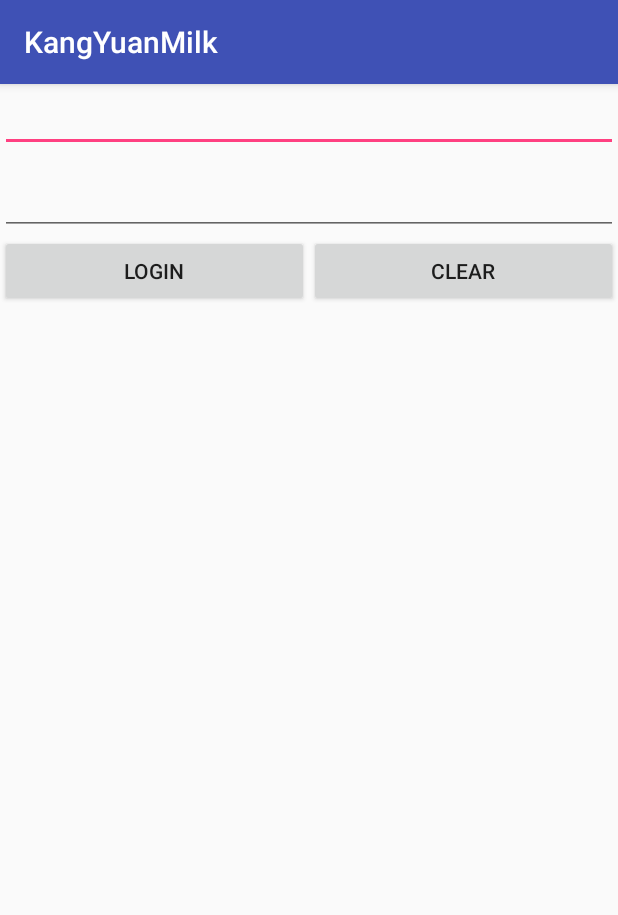
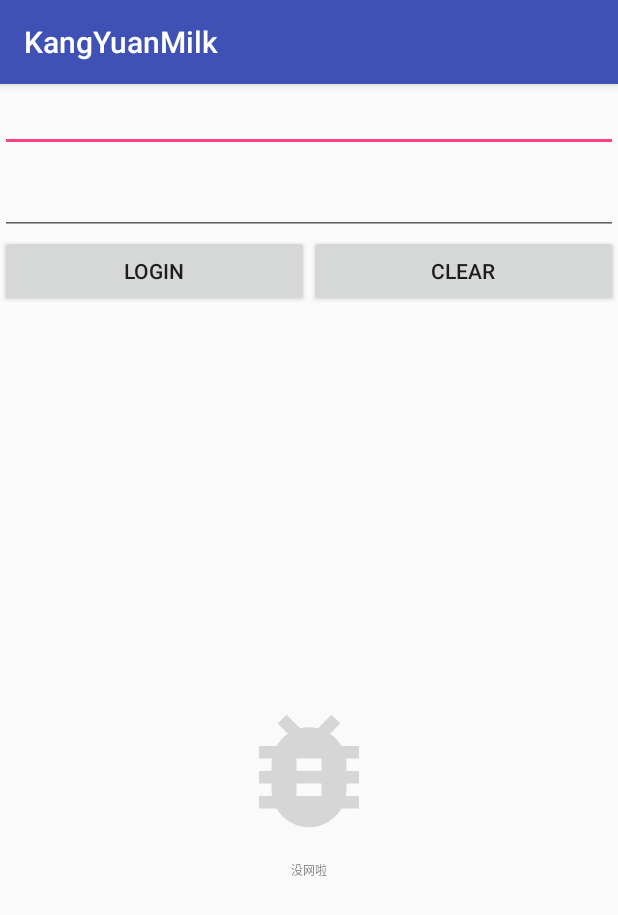
Before and after one commit to Merpyzf/KangYuanMilk, an Android app: the screen it shows after launch (MainActivity), on a phone screen of 412 x 824 dp. Shown: the top 915 px of the screen. Run offline under Robolectric (Android 15) with nearby library versions, the phone set to English and light mode, and no system bars; our stand-ins replace ButterKnife; libraries missing offline, so code that uses them is left out: com.ldoublem.loadingviewlib, net.qiujuer.genius.

Commit message:
添加loading动画库，封装TipView用来提示当前页的状态（网络异常、数据为空、加载中、加载完成）

```diff
--- /dev/null
+++ b/app/src/main/java/com/merpyzf/kangyuanmilk/common/widget/ITipView.java
@@ -0,0 +1,42 @@
+package com.merpyzf.kangyuanmilk.common.widget;
+
+import android.view.View;
+
+/**
+ * Created by wangke on 17-7-16.
+ */
+
+public interface ITipView {
+
+    /**
+     * 界面数据为空的提示
+     * @param tip
+     */
+    void emptyTip(String tip);
+
+    /**
+     * 网络出错时的提示
+     * @param tip
+     */
+    void netErrorTip(String tip);
+
+    /**
+     * 数据加载中
+     */
+    void loading();
+
+    /**
+     * 数据加载完成
+     */
+    void loadingCompleted();
+
+    /**
+     * 绑定要进行数据加载的那个区域的View,在这个区域内进行相关提示
+     * @param view
+     */
+    void bindView(View view);
+
+
+
+
+}
--- a/app/src/main/java/com/merpyzf/kangyuanmilk/common/widget/TipView.java
+++ b/app/src/main/java/com/merpyzf/kangyuanmilk/common/widget/TipView.java
@@ -3,28 +3,135 @@ package com.merpyzf.kangyuanmilk.common.widget;
 import android.content.Context;
 import android.support.annotation.Nullable;
 import android.util.AttributeSet;
-import android.widget.LinearLayout;
+import android.view.Gravity;
+import android.view.LayoutInflater;
+import android.view.View;
+import android.view.ViewParent;
+import android.widget.RelativeLayout;
+import android.widget.TextView;
+
+import com.ldoublem.loadingviewlib.view.LVEatBeans;
+import com.merpyzf.kangyuanmilk.R;
+
+import net.qiujuer.genius.res.Resource;
+
+import java.util.ArrayList;
+import java.util.List;
 
 /**
  * Created by wangke on 17-7-16.
- * 用来提示页面当前的状态的ViewGroup继承自线性布局
- * 包含的几种提示：
- *  1. 当前页没有数据为空的提示
- *  2. 网络错误
- *  3. 加载中的提示
+ * 用来提示页面当前的状态,继承自线性布局
  */
 
-public class TipView extends LinearLayout {
+public class TipView extends RelativeLayout implements ITipView {
+
+    private Context mContext;
+    private List<View> mViewList = null;
+    private View mBindView = null;
+
+
     public TipView(Context context) {
         super(context);
+        init(context);
+
     }
 
+    //@Nullable注解表示参数为null
     public TipView(Context context, @Nullable AttributeSet attrs) {
         super(context, attrs);
+        init(context);
     }
 
     public TipView(Context context, @Nullable AttributeSet attrs, int defStyleAttr) {
         super(context, attrs, defStyleAttr);
+        init(context);
+    }
+
+    private void init(Context context) {
+        this.mContext = context;
+        mViewList = new ArrayList<View>();
+        setGravity(Gravity.CENTER);
+
+    }
+
+
+    @Override
+    public void emptyTip(String tip) {
+
+        View view = LayoutInflater.from(mContext)
+                .inflate(R.layout.layout_empty, this, false);
+        TextView tvemptyTip = view.findViewById(R.id.tv_empty);
+        tvemptyTip.setText(tip);
+
+        removeOtherView(view);
+        addView(view);
+
+
+
+    }
+
+
+    @Override
+    public void netErrorTip(String tip) {
+
+        View view = LayoutInflater.from(mContext)
+                .inflate(R.layout.layout_net_error, this, false);
+        TextView tvErrorTip = view.findViewById(R.id.tv_error);
+        tvErrorTip.setText(tip);
+
+        removeOtherView(view);
+        addView(view);
+    }
+
+    @Override
+    public void loading() {
+
+        View view = LayoutInflater.from(mContext)
+                .inflate(R.layout.layout_loading, this, false);
+        LVEatBeans eatBeans = view.findViewById(R.id.lvEatBeans);
+        eatBeans.setEyeColor(Resource.Color.WHITE);
+        eatBeans.setViewColor(Resource.Color.CYAN);
+        eatBeans.startAnim(2000);
+
+        //隐藏bind的View和其他的错误其实的view
+        removeOtherView(view);
+        this.addView(view);
+        ViewParent parent = view.getParent();
+
+    }
+
+    @Override
+    public void loadingCompleted() {
+
+        mBindView.setVisibility(VISIBLE);
+
+    }
+
+
+    /**
+     * 移除非tip提示的view
+     *
+     * @param view
+     */
+    private void removeOtherView(View view) {
+
+        int childCount = this.getChildCount();
+
+        this.removeAllViews();
+
+
+        if (mBindView != null) {
+            mBindView.setVisibility(INVISIBLE);
+
+        }
+    }
+
+
+    @Override
+    public void bindView(View view) {
+
+        mBindView = view;
+
     }
 
 
--- a/app/src/main/java/com/merpyzf/kangyuanmilk/ui/login/view/MainActivity.java
+++ b/app/src/main/java/com/merpyzf/kangyuanmilk/ui/login/view/MainActivity.java
@@ -7,6 +7,7 @@ import android.widget.Toast;
 
 import com.merpyzf.kangyuanmilk.R;
 import com.merpyzf.kangyuanmilk.common.BaseActivity;
+import com.merpyzf.kangyuanmilk.common.widget.TipView;
 import com.merpyzf.kangyuanmilk.ui.login.model.User;
 import com.merpyzf.kangyuanmilk.ui.login.presenter.LoginPresenterImpl;
 
@@ -22,6 +23,9 @@ public class MainActivity extends BaseActivity implements ILogin,View.OnClickLis
     Button btn_login;
     @BindView(R.id.btn_clear)
     Button btn_clear;
+    @BindView(R.id.tipView)
+    TipView tipView;
+
 
     private LoginPresenterImpl loginPresenter;
 
@@ -39,7 +43,12 @@ public class MainActivity extends BaseActivity implements ILogin,View.OnClickLis
     }
     @Override
     protected void initData() {
+//
 
+
+        tipView.netErrorTip("没网啦");
+//        tipView.emptyTip("null");
+//       tipView.loading();
     }
 
     @Override
--- /dev/null
+++ b/app/src/main/res/drawable/ic_net_error.xml
@@ -0,0 +1,9 @@
+<vector xmlns:android="http://schemas.android.com/apk/res/android"
+        android:width="24dp"
+        android:height="24dp"
+        android:viewportWidth="24.0"
+        android:viewportHeight="24.0">
+    <path
+        android:fillColor="#FF000000"
+        android:pathData="M20,8h-2.81c-0.45,-0.78 -1.07,-1.45 -1.82,-1.96L17,4.41 15.59,3l-2.17,2.17C12.96,5.06 12.49,5 12,5c-0.49,0 -0.96,0.06 -1.41,0.17L8.41,3 7,4.41l1.62,1.63C7.88,6.55 7.26,7.22 6.81,8L4,8v2h2.09c-0.05,0.33 -0.09,0.66 -0.09,1v1L4,12v2h2v1c0,0.34 0.04,0.67 0.09,1L4,16v2h2.81c1.04,1.79 2.97,3 5.19,3s4.15,-1.21 5.19,-3L20,18v-2h-2.09c0.05,-0.33 0.09,-0.66 0.09,-1v-1h2v-2h-2v-1c0,-0.34 -0.04,-0.67 -0.09,-1L20,10L20,8zM14,16h-4v-2h4v2zM14,12h-4v-2h4v2z"/>
+</vector>
--- a/app/src/main/res/layout/activity_main.xml
+++ b/app/src/main/res/layout/activity_main.xml
@@ -41,6 +41,17 @@
 
     </LinearLayout>
 
+    <com.merpyzf.kangyuanmilk.common.widget.TipView
+        android:id="@+id/tipView"
+        android:layout_width="match_parent"
+        android:layout_height="match_parent"
+        android:orientation="vertical"
+        >
+
+
+    </com.merpyzf.kangyuanmilk.common.widget.TipView>
+
+
 
 
 </LinearLayout>
--- /dev/null
+++ b/app/src/main/res/layout/layout_net_error.xml
@@ -0,0 +1,27 @@
+<?xml version="1.0" encoding="utf-8"?>
+<RelativeLayout xmlns:android="http://schemas.android.com/apk/res/android"
+    android:layout_width="match_parent"
+    android:layout_height="match_parent">
+
+
+    <ImageView
+        android:id="@+id/iv_error"
+        android:layout_width="100dp"
+        android:layout_height="100dp"
+        android:src="@drawable/ic_net_error"
+        android:tint="@color/red_300"
+        android:layout_centerInParent="true"
+        />
+
+    <TextView
+        android:layout_below="@id/iv_error"
+        android:id="@+id/tv_error"
+        android:layout_width="match_parent"
+        android:layout_height="wrap_content"
+        android:gravity="center"
+        android:textSize="@dimen/font_16"
+        android:layout_marginTop="10dp"
+        android:text="网络错误"
+        />
+
+</RelativeLayout>
```
Also changed, not shown: app/build.gradle (+8 -1 lines), app/src/main/java/com/merpyzf/kangyuanmilk/common/BaseLazyFragment.java (added, +192 -0 lines), app/src/main/java/com/merpyzf/kangyuanmilk/ui/login/base/BasePresenter.java (added, +28 -0 lines), app/src/main/java/com/merpyzf/kangyuanmilk/ui/login/base/IBasePresenter.java (added, +24 -0 lines), app/src/main/java/com/merpyzf/kangyuanmilk/ui/login/base/IBaseView.java (added, +15 -0 lines), app/src/main/java/com/merpyzf/kangyuanmilk/ui/login/presenter/IWealPresenter.java (added, +12 -0 lines), app/src/main/java/com/merpyzf/kangyuanmilk/ui/login/presenter/WealPresenter.java (added, +29 -0 lines), app/src/main/java/com/merpyzf/kangyuanmilk/ui/login/view/IWealView.java (added, +17 -0 lines), app/src/main/java/com/merpyzf/kangyuanmilk/ui/login/view/WealFragment.java (added, +35 -0 lines), app/src/main/res/drawable/ic_empty.xml (added, +15 -0 lines), app/src/main/res/layout/layout_empty.xml (added, +27 -0 lines), app/src/main/res/layout/layout_loading.xml (added, +13 -0 lines).
